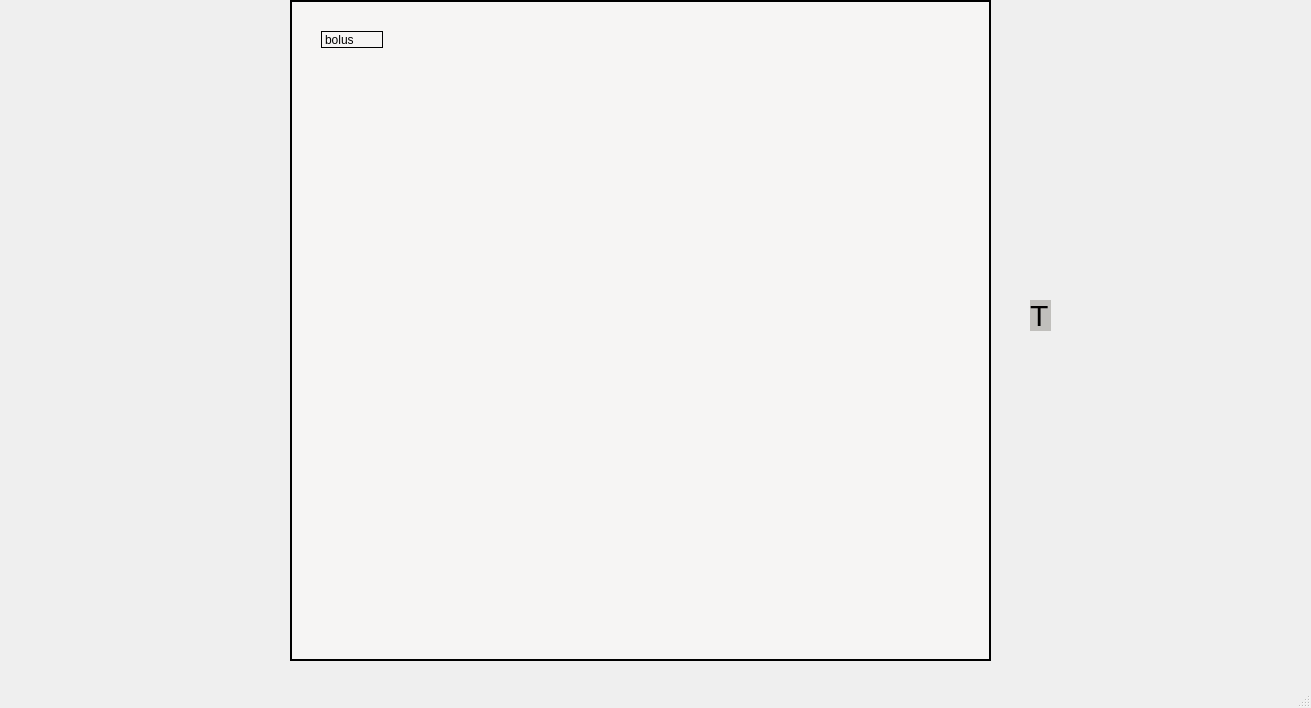
Before: the Qt Designer form mainwindow.ui in karannnnm/COMP3004-FINAL-ASSIGNMENT, drawn with Qt 5.
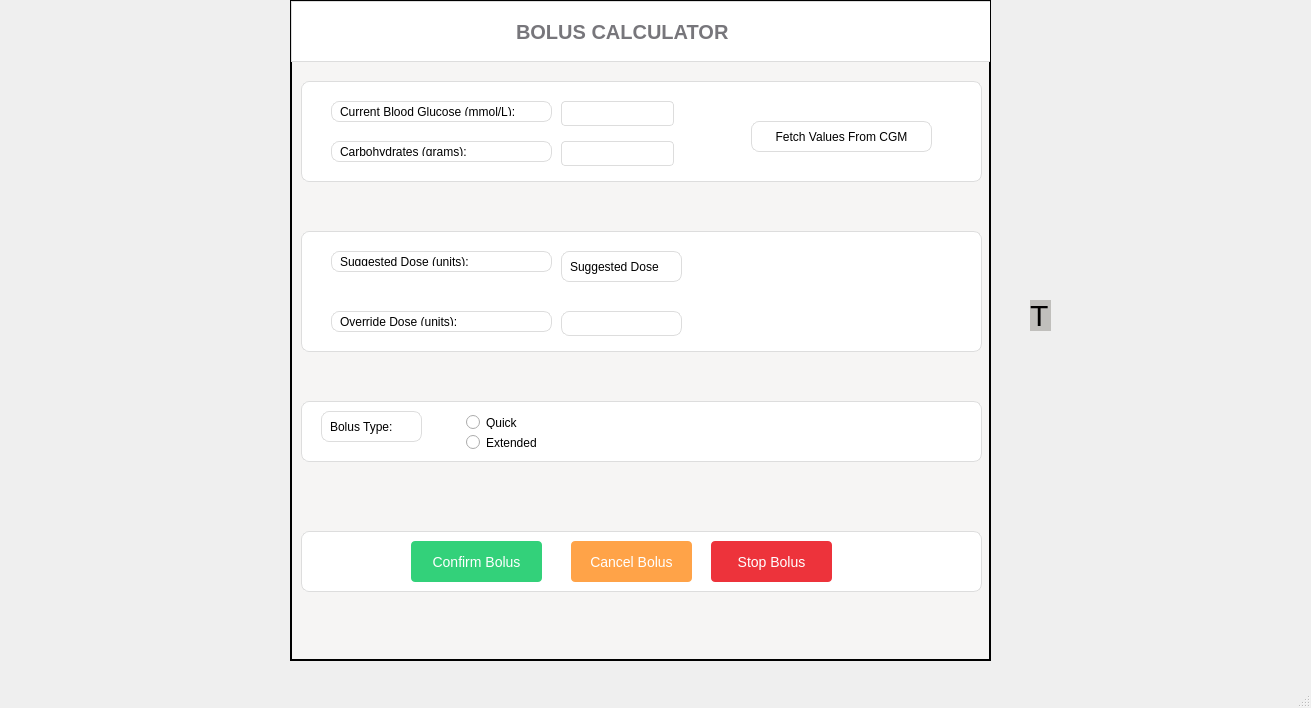
After: the same form once the commit is applied. The open tabs and pages were chosen to show the change. Custom widgets are drawn as their Qt base class.

```diff
--- a/mainwindow.ui
+++ b/mainwindow.ui
@@ -293,18 +293,358 @@
      </widget>
     </widget>
     <widget class="QWidget" name="bolus_calculator">
-     <widget class="QLabel" name="label_2">
+     <widget class="QFrame" name="frame_2">
       <property name="geometry">
        <rect>
-        <x>30</x>
-        <y>30</y>
-        <width>62</width>
-        <height>17</height>
+        <x>0</x>
+        <y>0</y>
+        <width>701</width>
+        <height>61</height>
        </rect>
       </property>
-      <property name="text">
-       <string>bolus</string>
+      <property name="styleSheet">
+       <string notr="true">background-color: #FFFFFF;       
+border: 1px solid #DDD;         
+padding: 5px;</string>
       </property>
+      <property name="frameShape">
+       <enum>QFrame::StyledPanel</enum>
+      </property>
+      <property name="frameShadow">
+       <enum>QFrame::Raised</enum>
+      </property>
+      <widget class="QLabel" name="label_2">
+       <property name="geometry">
+        <rect>
+         <x>210</x>
+         <y>10</y>
+         <width>261</width>
+         <height>41</height>
+        </rect>
+       </property>
+       <property name="styleSheet">
+        <string notr="true">    font-size: 20px;
+    font-weight: bold;
+    color: rgb(119, 118, 123);
+    padding: 10px;
+border: none;</string>
+       </property>
+       <property name="text">
+        <string>BOLUS CALCULATOR</string>
+       </property>
+      </widget>
+     </widget>
+     <widget class="QFrame" name="bolusInputValues">
+      <property name="geometry">
+       <rect>
+        <x>10</x>
+        <y>80</y>
+        <width>681</width>
+        <height>101</height>
+       </rect>
+      </property>
+      <property name="styleSheet">
+       <string notr="true">background-color: #FFFFFF;       
+border: 1px solid #DDD;         
+border-radius: 8px;
+padding: 5px;</string>
+      </property>
+      <property name="frameShape">
+       <enum>QFrame::StyledPanel</enum>
+      </property>
+      <property name="frameShadow">
+       <enum>QFrame::Raised</enum>
+      </property>
+      <widget class="QPushButton" name="fetchCGM">
+       <property name="geometry">
+        <rect>
+         <x>450</x>
+         <y>40</y>
+         <width>181</width>
+         <height>31</height>
+        </rect>
+       </property>
+       <property name="text">
+        <string>Fetch Values From CGM</string>
+       </property>
+      </widget>
+      <widget class="QLabel" name="carbohydrates">
+       <property name="geometry">
+        <rect>
+         <x>30</x>
+         <y>60</y>
+         <width>221</width>
+         <height>21</height>
+        </rect>
+       </property>
+       <property name="text">
+        <string>Carbohydrates (grams):</string>
+       </property>
+      </widget>
+      <widget class="QLabel" name="bloodGlucose">
+       <property name="geometry">
+        <rect>
+         <x>30</x>
+         <y>20</y>
+         <width>221</width>
+         <height>21</height>
+        </rect>
+       </property>
+       <property name="text">
+        <string>Current Blood Glucose (mmol/L):</string>
+       </property>
+      </widget>
+      <widget class="QLineEdit" name="bloodGlucoseLevelValue">
+       <property name="geometry">
+        <rect>
+         <x>260</x>
+         <y>20</y>
+         <width>113</width>
+         <height>25</height>
+        </rect>
+       </property>
+       <property name="styleSheet">
+        <string notr="true">    border-radius: 4px;
+</string>
+       </property>
+      </widget>
+      <widget class="QLineEdit" name="carbohydratesValue">
+       <property name="geometry">
+        <rect>
+         <x>260</x>
+         <y>60</y>
+         <width>113</width>
+         <height>25</height>
+        </rect>
+       </property>
+       <property name="styleSheet">
+        <string notr="true">    border-radius: 4px;
+</string>
+       </property>
+      </widget>
+     </widget>
+     <widget class="QFrame" name="frame_3">
+      <property name="geometry">
+       <rect>
+        <x>10</x>
+        <y>230</y>
+        <width>681</width>
+        <height>121</height>
+       </rect>
+      </property>
+      <property name="styleSheet">
+       <string notr="true">background-color: #FFFFFF;       
+border: 1px solid #DDD;         
+border-radius: 8px;
+padding: 5px;</string>
+      </property>
+      <property name="frameShape">
+       <enum>QFrame::StyledPanel</enum>
+      </property>
+      <property name="frameShadow">
+       <enum>QFrame::Raised</enum>
+      </property>
+      <widget class="QLabel" name="suggestedDoseValue">
+       <property name="geometry">
+        <rect>
+         <x>260</x>
+         <y>20</y>
+         <width>121</width>
+         <height>31</height>
+        </rect>
+       </property>
+       <property name="text">
+        <string>Suggested Dose</string>
+       </property>
+      </widget>
+      <widget class="QLabel" name="suggestedDose">
+       <property name="geometry">
+        <rect>
+         <x>30</x>
+         <y>20</y>
+         <width>221</width>
+         <height>21</height>
+        </rect>
+       </property>
+       <property name="text">
+        <string>Suggested Dose (units):</string>
+       </property>
+      </widget>
+      <widget class="QLineEdit" name="overrideDoseValue">
+       <property name="geometry">
+        <rect>
+         <x>260</x>
+         <y>80</y>
+         <width>121</width>
+         <height>25</height>
+        </rect>
+       </property>
+      </widget>
+      <widget class="QLabel" name="overrideDose">
+       <property name="geometry">
+        <rect>
+         <x>30</x>
+         <y>80</y>
+         <width>221</width>
+         <height>21</height>
+        </rect>
+       </property>
+       <property name="text">
+        <string>Override Dose (units):</string>
+       </property>
+      </widget>
+     </widget>
+     <widget class="QFrame" name="frame_4">
+      <property name="geometry">
+       <rect>
+        <x>10</x>
+        <y>400</y>
+        <width>681</width>
+        <height>61</height>
+       </rect>
+      </property>
+      <property name="styleSheet">
+       <string notr="true">background-color: #FFFFFF;       
+border: 1px solid #DDD;         
+border-radius: 8px;
+padding: 5px;</string>
+      </property>
+      <property name="frameShape">
+       <enum>QFrame::StyledPanel</enum>
+      </property>
+      <property name="frameShadow">
+       <enum>QFrame::Raised</enum>
+      </property>
+      <widget class="QRadioButton" name="extendedBolus">
+       <property name="geometry">
+        <rect>
+         <x>160</x>
+         <y>30</y>
+         <width>106</width>
+         <height>23</height>
+        </rect>
+       </property>
+       <property name="styleSheet">
+        <string notr="true">border: none;</string>
+       </property>
+       <property name="text">
+        <string>Extended</string>
+       </property>
+      </widget>
+      <widget class="QRadioButton" name="quickBolus">
+       <property name="geometry">
+        <rect>
+         <x>160</x>
+         <y>10</y>
+         <width>106</width>
+         <height>23</height>
+        </rect>
+       </property>
+       <property name="styleSheet">
+        <string notr="true">border: none;</string>
+       </property>
+       <property name="text">
+        <string>Quick</string>
+       </property>
+      </widget>
+      <widget class="QLabel" name="bolusType">
+       <property name="geometry">
+        <rect>
+         <x>20</x>
+         <y>10</y>
+         <width>101</width>
+         <height>31</height>
+        </rect>
+       </property>
+       <property name="text">
+        <string>Bolus Type: </string>
+       </property>
+      </widget>
+     </widget>
+     <widget class="QFrame" name="frame_5">
+      <property name="geometry">
+       <rect>
+        <x>10</x>
+        <y>530</y>
+        <width>681</width>
+        <height>61</height>
+       </rect>
+      </property>
+      <property name="styleSheet">
+       <string notr="true">background-color: #FFFFFF;       
+border: 1px solid #DDD;         
+border-radius: 8px;
+padding: 5px;</string>
+      </property>
+      <property name="frameShape">
+       <enum>QFrame::StyledPanel</enum>
+      </property>
+      <property name="frameShadow">
+       <enum>QFrame::Raised</enum>
+      </property>
+      <widget class="QPushButton" name="stopBolusButton">
+       <property name="geometry">
+        <rect>
+         <x>410</x>
+         <y>10</y>
+         <width>121</width>
+         <height>41</height>
+        </rect>
+       </property>
+       <property name="styleSheet">
+        <string notr="true">    background-color: rgb(237, 51, 59);
+    color: #ffffff;
+    border: none;
+    border-radius: 4px;
+    padding: 8px 16px;
+    font-size: 14px;</string>
+       </property>
+       <property name="text">
+        <string>Stop Bolus</string>
+       </property>
+      </widget>
+      <widget class="QPushButton" name="cancelBolusButton">
+       <property name="geometry">
+        <rect>
+         <x>270</x>
+         <y>10</y>
+         <width>121</width>
+         <height>41</height>
+        </rect>
+       </property>
+       <property name="styleSheet">
+        <string notr="true">    background-color: rgb(255, 163, 72);
+    color: #ffffff;
+    border: none;
+    border-radius: 4px;
+    padding: 8px 16px;
+    font-size: 14px;</string>
+       </property>
+       <property name="text">
+        <string>Cancel Bolus</string>
+       </property>
+      </widget>
+      <widget class="QPushButton" name="confirmBolusButton">
+       <property name="geometry">
+        <rect>
+         <x>110</x>
+         <y>10</y>
+         <width>131</width>
+         <height>41</height>
+        </rect>
+       </property>
+       <property name="styleSheet">
+        <string notr="true">    background-color: rgb(51, 209, 122);
+    color: #ffffff;
+    border: none;
+    border-radius: 4px;
+    padding: 8px 16px;
+    font-size: 14px;</string>
+       </property>
+       <property name="text">
+        <string>Confirm Bolus</string>
+       </property>
+      </widget>
      </widget>
     </widget>
    </widget>
```
Left out of the diff: 2 changed lines with no effect on the pictures.
